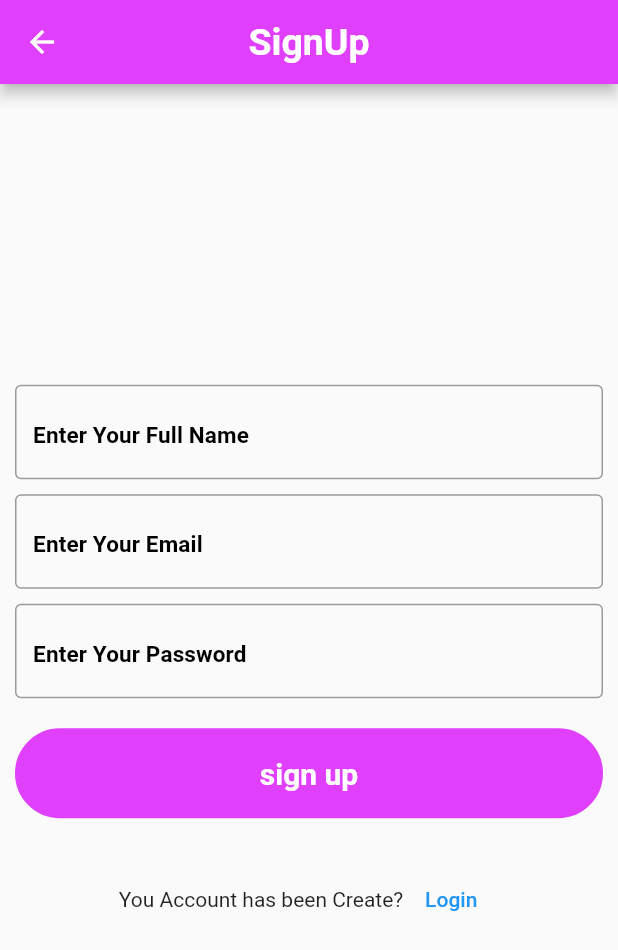
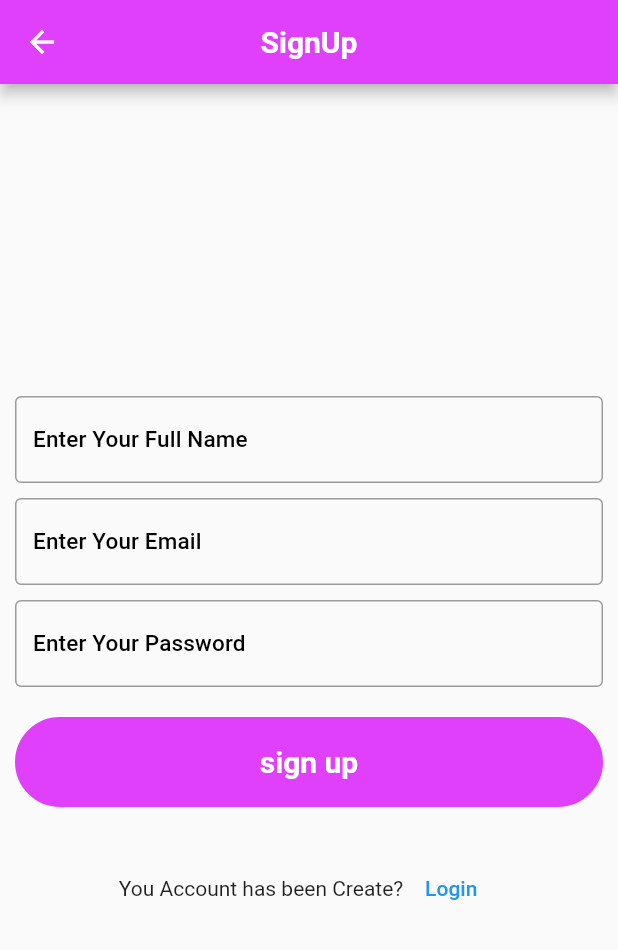
Before and after one commit to Shahabmustafa/Flutter_entry_data, a Flutter app: the screen it shows after launch, after a tap on "Sign Up", on a phone screen of 412 x 824 dp. Shown: the top 950 px of the screen. Run offline on Flutter 3.47's test engine with Material 2 defaults, Android fonts, the phone set to English and light mode, and no system bars; our stand-ins replace another_flushbar, cloud_firestore, firebase_auth, firebase_core; accounts and stored records are empty; network calls fail.

Commit message:
use firebase auth and user update data

```diff
--- a/lib/main.dart
+++ b/lib/main.dart
@@ -26,9 +26,9 @@ class MyApp extends StatelessWidget {
           centerTitle: true,
         ),
         textTheme: TextTheme(
-          titleLarge: TextStyle(fontSize: 25,fontWeight: FontWeight.bold),
-          titleMedium: TextStyle(fontSize: 20,fontWeight: FontWeight.bold,color: Colors.white),
-          titleSmall: TextStyle(fontSize: 15,fontWeight: FontWeight.bold),
+          titleLarge: TextStyle(fontSize: 20,fontWeight: FontWeight.bold,color: Colors.white),
+          titleMedium: TextStyle(fontSize: 15,fontWeight: FontWeight.w500,color: Colors.white),
+          titleSmall: TextStyle(fontSize: 15,fontWeight: FontWeight.w500,color: Colors.black),
         )
       ),
       home: LoginScreen(),
--- a/lib/res/component/custom_button.dart
+++ b/lib/res/component/custom_button.dart
@@ -4,13 +4,14 @@ import 'package:flutter_entry_data/res/color.dart';
 
 class CustomButton extends StatelessWidget {
   String title;
-  VoidCallback? onTap;
-  CustomButton({Key? key,required this.title,this.onTap}) : super(key: key);
+  VoidCallback onTap;
+  bool loading;
+  CustomButton({Key? key,required this.title,required this.onTap,this.loading = false}) : super(key: key);
 
   @override
   Widget build(BuildContext context) {
     return InkWell(
-      onTap: onTap,
+      onTap: loading ? null : onTap,
       child: Container(
         width: double.infinity,
         height: 60,
@@ -21,7 +22,7 @@ class CustomButton extends StatelessWidget {
             color: ColorApp.primaryColor,
           )
         ),
-        child: Center(child: Text(title,style: Theme.of(context).textTheme.titleMedium,)),
+        child: loading ? Center(child: CupertinoActivityIndicator(color: Colors.white,)) : Center(child: Text(title,style: Theme.of(context).textTheme.titleLarge,)),
       ),
     );
   }
--- a/lib/view/Auth/login_screen.dart
+++ b/lib/view/Auth/login_screen.dart
@@ -1,6 +1,8 @@
 import 'package:flutter/material.dart';
 import 'package:flutter_entry_data/res/component/custom_button.dart';
+import 'package:flutter_entry_data/view%20model/Auth%20Controller/auth_controller.dart';
 import 'package:flutter_entry_data/view/Auth/sign_up.dart';
+import 'package:provider/provider.dart';
 
 class LoginScreen extends StatefulWidget {
   const LoginScreen({Key? key}) : super(key: key);
@@ -10,6 +12,8 @@ class LoginScreen extends StatefulWidget {
 }
 
 class _LoginScreenState extends State<LoginScreen> {
+  final email = TextEditingController();
+  final password = TextEditingController();
   @override
   Widget build(BuildContext context) {
     return Scaffold(
@@ -22,37 +26,57 @@ class _LoginScreenState extends State<LoginScreen> {
           mainAxisAlignment: MainAxisAlignment.center,
           children: [
             TextFormField(
+              controller: email,
               keyboardType: TextInputType.emailAddress,
               decoration: InputDecoration(
                 hintText: "Enter Your Email",
                 hintStyle: Theme.of(context).textTheme.titleSmall,
                 border: OutlineInputBorder(),
               ),
+              style: Theme.of(context).textTheme.titleSmall,
             ),
             SizedBox(
               height: 10,
             ),
             TextFormField(
+              controller: password,
+              obscureText: true,
               decoration: InputDecoration(
                 hintText: "Enter Your Password",
                 hintStyle: Theme.of(context).textTheme.titleSmall,
                 border: OutlineInputBorder(),
               ),
+              style: Theme.of(context).textTheme.titleSmall,
             ),
-            SizedBox(
+            const SizedBox(
               height: 20,
             ),
-            CustomButton(
-                title: 'Login',
-              onTap: (){},
+            ChangeNotifierProvider(
+                create: (_) => AuthController(),
+              child: Consumer<AuthController>(
+                  builder: (context,provider,child){
+                    return CustomButton(
+                      title: 'Login',
+                      loading: provider.loading,
+                      onTap: (){
+                        provider.Login(
+                            context,
+                            email.text,
+                            password.text,
+                        );
+                      },
+                    );
+                  }
+              ),
             ),
-            SizedBox(
+
+            const SizedBox(
               height: 30,
             ),
             Row(
               mainAxisAlignment: MainAxisAlignment.center,
               children: [
-                Text("You Make a Account?"),
+                Text("You Create an Account?"),
                 TextButton(
                     onPressed: (){
                       Navigator.push(context, MaterialPageRoute(builder: (context) => SignupScreen()));
--- a/lib/view/Auth/sign_up.dart
+++ b/lib/view/Auth/sign_up.dart
@@ -1,5 +1,7 @@
 import 'package:flutter/material.dart';
+import 'package:flutter_entry_data/view%20model/Auth%20Controller/auth_controller.dart';
 import 'package:flutter_entry_data/view/Auth/login_screen.dart';
+import 'package:provider/provider.dart';
 
 import '../../res/component/custom_button.dart';
 
@@ -11,6 +13,11 @@ class SignupScreen extends StatefulWidget {
 }
 
 class _SignupScreenState extends State<SignupScreen> {
+
+  final userNameController = TextEditingController();
+  final emailController = TextEditingController();
+  final passwordController = TextEditingController();
+
   @override
   Widget build(BuildContext context) {
     return Scaffold(
@@ -23,39 +30,62 @@ class _SignupScreenState extends State<SignupScreen> {
           mainAxisAlignment: MainAxisAlignment.center,
           children: [
             TextFormField(
+              controller: userNameController,
               decoration: InputDecoration(
                 hintText: "Enter Your Full Name",
                 hintStyle: Theme.of(context).textTheme.titleSmall,
                 border: OutlineInputBorder(),
               ),
+              style: Theme.of(context).textTheme.titleSmall,
             ),
             SizedBox(
               height: 10,
             ),
             TextFormField(
+              controller: emailController,
               keyboardType: TextInputType.emailAddress,
               decoration: InputDecoration(
                 hintText: "Enter Your Email",
                 hintStyle: Theme.of(context).textTheme.titleSmall,
                 border: OutlineInputBorder(),
               ),
+              style: Theme.of(context).textTheme.titleSmall,
             ),
             SizedBox(
               height: 10,
             ),
             TextFormField(
+              controller: passwordController,
+              obscureText: true,
               decoration: InputDecoration(
                 hintText: "Enter Your Password",
                 hintStyle: Theme.of(context).textTheme.titleSmall,
                 border: OutlineInputBorder(),
               ),
+              style: Theme.of(context).textTheme.titleSmall,
             ),
             SizedBox(
               height: 20,
             ),
-            CustomButton(
-              title: 'sign up',
-              onTap: (){},
+            ChangeNotifierProvider(
+                create: (_) => AuthController(),
+              child: Consumer<AuthController>(
+                  builder: (context,provider,child){
+                    return CustomButton(
+                      title: 'sign up',
+                      loading: provider.loading,
+                      onTap: (){
+                        provider.Signup(
+                            context,
+                            userNameController.text,
+                            emailController.text,
+                            passwordController.text
+                        );
+                        print('object');
+                      },
+                    );
+                  }
+              ),
             ),
             SizedBox(
               height: 30,
@@ -66,7 +96,7 @@ class _SignupScreenState extends State<SignupScreen> {
                 Text("You Account has been Create?"),
                 TextButton(
                     onPressed: (){
-                      Navigator.push(context, MaterialPageRoute(builder: (context) => LoginScreen()));
+                      Navigator.pop(context);
                     }, child: Text('Login'))
               ],
             ),
```
Also changed, not shown: lib/view model/Auth Controller/auth_controller.dart (+34 -0 lines), lib/view model/Data Update/update_data.dart (added, +40 -0 lines), lib/view/Profile Data/profile_data.dart (added, +100 -0 lines).
